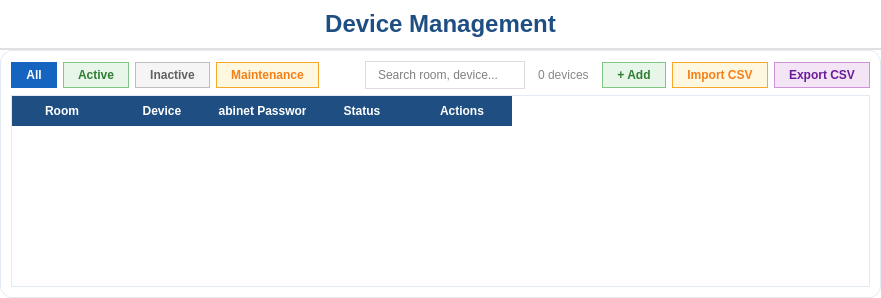
Above: ui/DeviceManagement.ui from maihuybao/SmartLockUEL before the change. Below: the same form after it.
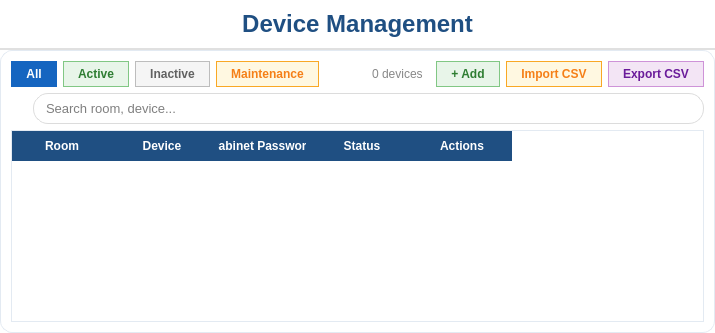
That is the form after the change. Icons and pictures are not drawn.

Commit message:
Add search icon to management UIs, update logo
Replace standalone search QLineEdit with a compact HBox containing a search icon and a styled QLineEdit across BookingManagement, DeviceManagement, RoomManagement, and Users UIs to unify appearance and spacing. Add images/search.png asset and remove images/update.png. Also update MainWindow.ui to use ../images/UEL_Logo.png for the logo path. .DS_Store was updated (binary change).

```diff
--- a/ui/DeviceManagement.ui
+++ b/ui/DeviceManagement.ui
@@ -72,13 +72,6 @@
           <property name="sizeHint" stdset="0"><size><width>40</width><height>20</height></size></property>
          </spacer>
         </item>
-        <item>
-         <widget class="QLineEdit" name="lineEditSearch">
-          <property name="minimumSize"><size><width>160</width><height>0</height></size></property>
-          <property name="styleSheet"><string notr="true">QLineEdit { color: black; padding: 5px 10px; border: 1px solid #dcdcdc; border-radius: 15px; font-size: 12px; } QLineEdit:focus { border: 1px solid #1f4f82; }</string></property>
-          <property name="placeholderText"><string>Search room, device...</string></property>
-         </widget>
-        </item>
         <item>
          <widget class="QLabel" name="lblCount">
           <property name="styleSheet"><string notr="true">color: #888; font-size: 12px; padding: 0 4px;</string></property>
@@ -105,6 +98,26 @@
         </item>
        </layout>
       </item>
+      <item>
+       <layout class="QHBoxLayout" name="searchLayout">
+        <property name="spacing"><number>6</number></property>
+        <item>
+         <widget class="QLabel" name="lblSearchIcon">
+          <property name="minimumSize"><size><width>16</width><height>16</height></size></property>
+          <property name="maximumSize"><size><width>16</width><height>16</height></size></property>
+          <property name="pixmap"><pixmap>../images/search.png</pixmap></property>
+          <property name="scaledContents"><bool>true</bool></property>
+          <property name="styleSheet"><string notr="true">background: transparent; border: none;</string></property>
+         </widget>
+        </item>
+        <item>
+         <widget class="QLineEdit" name="lineEditSearch">
+          <property name="styleSheet"><string notr="true">QLineEdit { color: black; padding: 6px 10px; border: 1px solid #dcdcdc; border-radius: 15px; font-size: 13px; } QLineEdit:focus { border: 1px solid #1f4f82; }</string></property>
+          <property name="placeholderText"><string>Search room, device...</string></property>
+         </widget>
+        </item>
+       </layout>
+      </item>
       <item>
        <widget class="QTableWidget" name="tableWidgetDevices">
         <property name="selectionBehavior"><enum>QAbstractItemView::SelectRows</enum></property>
```
The commit also changes 7 other files.
